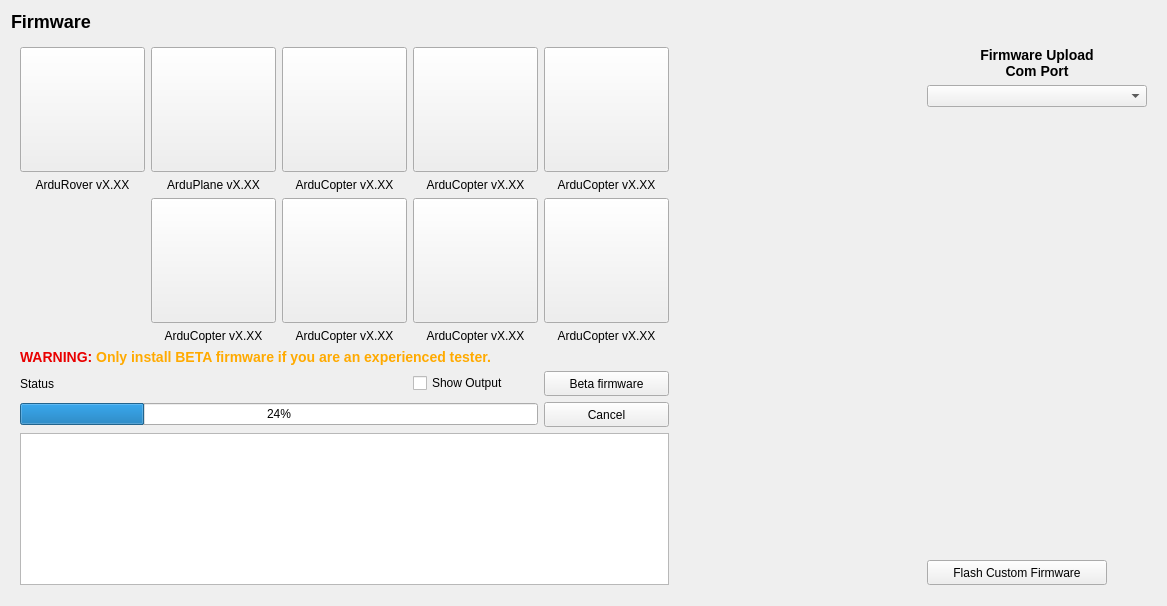
First picture: the form in src/ui/configuration/ApmFirmwareConfig.ui, repository ArduPilot/apm_planner, before the edit.
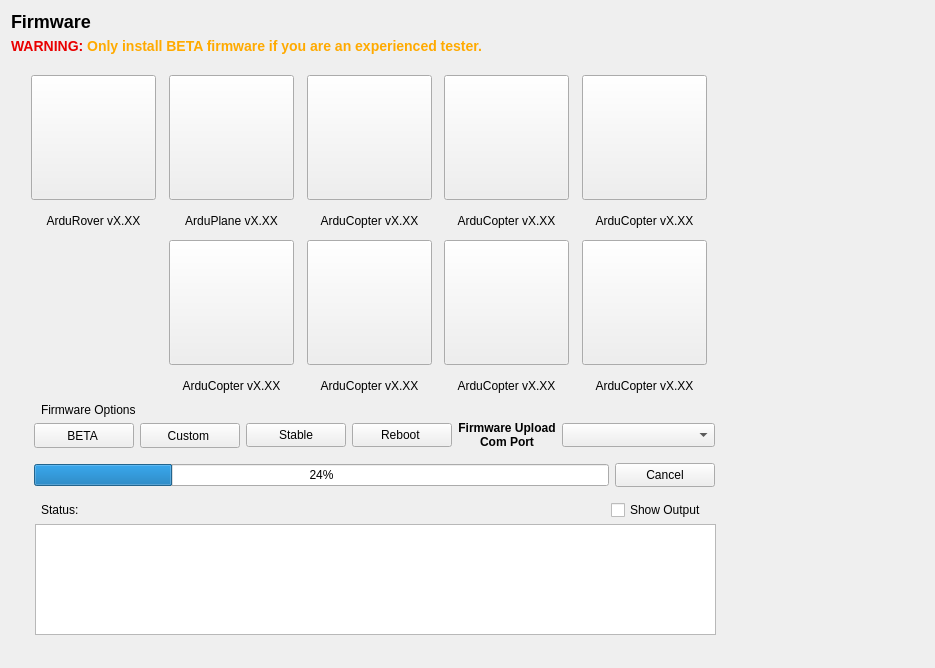
Second picture: the form after the edit. Icons and pictures are not drawn.

Commit message: Updates to the layout of Install Firmware view. Provision for new reboot button. Some improvements to error handling.

```diff
--- a/src/ui/configuration/ApmFirmwareConfig.ui
+++ b/src/ui/configuration/ApmFirmwareConfig.ui
@@ -9,8 +9,8 @@
    <rect>
     <x>0</x>
     <y>0</y>
-    <width>1167</width>
-    <height>606</height>
+    <width>935</width>
+    <height>668</height>
    </rect>
   </property>
   <property name="windowTitle">
@@ -24,253 +24,88 @@
      </property>
     </widget>
    </item>
+   <item>
+    <widget class="QLabel" name="warningLabel">
+     <property name="text">
+      <string>&lt;html&gt;&lt;head/&gt;&lt;body&gt;&lt;p&gt;&lt;span style=&quot; font-size:large; font-weight:600; color:#e90000;&quot;&gt;WARNING:&lt;/span&gt;&lt;span style=&quot; font-size:large; font-weight:600; color:#ffaa00;&quot;&gt; Only install BETA firmware if you are an experienced tester.&lt;/span&gt;&lt;/p&gt;&lt;/body&gt;&lt;/html&gt;</string>
+     </property>
+    </widget>
+   </item>
    <item>
     <widget class="QStackedWidget" name="stackedWidget">
+     <property name="minimumSize">
+      <size>
+       <width>0</width>
+       <height>0</height>
+      </size>
+     </property>
+     <property name="maximumSize">
+      <size>
+       <width>160000</width>
+       <height>160000</height>
+      </size>
+     </property>
      <property name="currentIndex">
       <number>0</number>
      </property>
      <widget class="QWidget" name="page">
-      <layout class="QVBoxLayout" name="verticalLayout_11">
-       <item>
-        <layout class="QHBoxLayout" name="horizontalLayout">
-         <item>
-          <layout class="QGridLayout" name="gridLayout" columnstretch="0,0,0,0,0,0,0">
-           <item row="1" column="2">
-            <layout class="QVBoxLayout" name="verticalLayout_4">
-             <item>
-              <widget class="QPushButton" name="triPushButton">
-               <property name="minimumSize">
-                <size>
-                 <width>125</width>
-                 <height>125</height>
-                </size>
-               </property>
-               <property name="maximumSize">
-                <size>
-                 <width>125</width>
-                 <height>125</height>
-                </size>
-               </property>
-               <property name="text">
-                <string/>
-               </property>
-               <property name="icon">
-                <iconset resource="../../../qgroundcontrol.qrc">
-                 <normaloff>:/files/images/firmware/triy.png</normaloff>:/files/images/firmware/triy.png</iconset>
-               </property>
-               <property name="iconSize">
-                <size>
-                 <width>100</width>
-                 <height>100</height>
-                </size>
-               </property>
-              </widget>
-             </item>
-             <item>
-              <widget class="QLabel" name="triLabel">
-               <property name="text">
-                <string>ArduCopter vX.XX</string>
-               </property>
-               <property name="alignment">
-                <set>Qt::AlignCenter</set>
-               </property>
-              </widget>
-             </item>
-            </layout>
-           </item>
-           <item row="0" column="0">
-            <layout class="QVBoxLayout" name="verticalLayout">
-             <item>
-              <widget class="QPushButton" name="roverPushButton">
-               <property name="minimumSize">
-                <size>
-                 <width>125</width>
-                 <height>125</height>
-                </size>
-               </property>
-               <property name="maximumSize">
-                <size>
-                 <width>125</width>
-                 <height>125</height>
-                </size>
-               </property>
-               <property name="text">
-                <string/>
-               </property>
-               <property name="icon">
-                <iconset resource="../../../qgroundcontrol.qrc">
-                 <normaloff>:/files/images/firmware/rover.png</normaloff>:/files/images/firmware/rover.png</iconset>
-               </property>
-               <property name="iconSize">
-                <size>
-                 <width>100</width>
-                 <height>100</height>
-                </size>
-               </property>
-              </widget>
-             </item>
-             <item>
-              <widget class="QLabel" name="roverLabel">
-               <property name="text">
-                <string>ArduRover vX.XX</string>
-               </property>
-               <property name="alignment">
-                <set>Qt::AlignCenter</set>
-               </property>
-              </widget>
-             </item>
-            </layout>
-           </item>
-           <item row="3" column="4">
-            <widget class="QPushButton" name="betaFirmwareButton">
-             <property name="minimumSize">
-              <size>
-               <width>100</width>
-               <height>25</height>
-              </size>
-             </property>
-             <property name="text">
-              <string>Beta firmware</string>
-             </property>
-             <property name="checkable">
-              <bool>true</bool>
-             </property>
-             <property name="checked">
-              <bool>false</bool>
-             </property>
-            </widget>
-           </item>
-           <item row="2" column="0" colspan="5">
-            <widget class="QLabel" name="warningLabel">
-             <property name="text">
-              <string>&lt;html&gt;&lt;head/&gt;&lt;body&gt;&lt;p&gt;&lt;span style=&quot; font-size:large; font-weight:600; color:#e90000;&quot;&gt;WARNING:&lt;/span&gt;&lt;span style=&quot; font-size:large; font-weight:600; color:#ffaa00;&quot;&gt; Only install BETA firmware if you are an experienced tester.&lt;/span&gt;&lt;/p&gt;&lt;/body&gt;&lt;/html&gt;</string>
-             </property>
-            </widget>
-           </item>
-           <item row="4" column="0" colspan="4">
-            <widget class="QProgressBar" name="progressBar">
-             <property name="value">
-              <number>24</number>
-             </property>
-            </widget>
-           </item>
-           <item row="0" column="2">
-            <layout class="QVBoxLayout" name="verticalLayout_7">
-             <item>
-              <widget class="QPushButton" name="quadPushButton">
-               <property name="minimumSize">
-                <size>
-                 <width>125</width>
-                 <height>125</height>
-                </size>
-               </property>
-               <property name="maximumSize">
-                <size>
-                 <width>125</width>
-                 <height>125</height>
-                </size>
-               </property>
-               <property name="text">
-                <string/>
-               </property>
-               <property name="icon">
-                <iconset resource="../../../qgroundcontrol.qrc">
-                 <normaloff>:/files/images/firmware/quadx.png</normaloff>:/files/images/firmware/quadx.png</iconset>
-               </property>
-               <property name="iconSize">
-                <size>
-                 <width>100</width>
-                 <height>100</height>
-                </size>
-               </property>
-              </widget>
-             </item>
-             <item>
-              <widget class="QLabel" name="quadLabel">
-               <property name="text">
-                <string>ArduCopter vX.XX</string>
-               </property>
-               <property name="alignment">
-                <set>Qt::AlignCenter</set>
-               </property>
-              </widget>
-             </item>
-            </layout>
-           </item>
-           <item row="1" column="3">
-            <layout class="QVBoxLayout" name="verticalLayout_5">
-             <item>
-              <widget class="QPushButton" name="y6PushButton">
-               <property name="minimumSize">
-                <size>
-                 <width>125</width>
-                 <height>125</height>
-                </size>
-               </property>
-               <property name="maximumSize">
-                <size>
-                 <width>125</width>
-                 <height>125</height>
-                </size>
-               </property>
-               <property name="text">
-                <string/>
-               </property>
-               <property name="icon">
-                <iconset resource="../../../qgroundcontrol.qrc">
-                 <normaloff>:/files/images/firmware/hexay.png</normaloff>:/files/images/firmware/hexay.png</iconset>
-               </property>
-               <property name="iconSize">
-                <size>
-                 <width>100</width>
-                 <height>100</height>
-                </size>
-               </property>
-              </widget>
-             </item>
-             <item>
-              <widget class="QLabel" name="y6Label">
-               <property name="text">
-                <string>ArduCopter vX.XX</string>
-               </property>
-               <property name="alignment">
-                <set>Qt::AlignCenter</set>
-               </property>
-              </widget>
-             </item>
-            </layout>
-           </item>
-           <item row="3" column="3">
             <widget class="QCheckBox" name="showOutputCheckBox">
+       <property name="geometry">
+        <rect>
+         <x>600</x>
+         <y>440</y>
+         <width>107</width>
+         <height>20</height>
+        </rect>
+       </property>
              <property name="text">
               <string>Show Output</string>
              </property>
             </widget>
-           </item>
-           <item row="4" column="4">
-            <widget class="QPushButton" name="cancelPushButton">
+      <widget class="QTextBrowser" name="textBrowser">
+       <property name="geometry">
+        <rect>
+         <x>24</x>
+         <y>464</y>
+         <width>681</width>
+         <height>111</height>
+        </rect>
+       </property>
+       <property name="sizePolicy">
+        <sizepolicy hsizetype="MinimumExpanding" vsizetype="MinimumExpanding">
+         <horstretch>0</horstretch>
+         <verstretch>0</verstretch>
+        </sizepolicy>
+       </property>
              <property name="minimumSize">
               <size>
-               <width>100</width>
-               <height>25</height>
-              </size>
-             </property>
-             <property name="text">
-              <string>Cancel</string>
-             </property>
-            </widget>
-           </item>
-           <item row="3" column="0" colspan="3">
+         <width>661</width>
+         <height>31</height>
+        </size>
+       </property>
+      </widget>
             <widget class="QLabel" name="statusLabel">
+       <property name="geometry">
+        <rect>
+         <x>30</x>
+         <y>442</y>
+         <width>561</width>
+         <height>16</height>
+        </rect>
+       </property>
              <property name="text">
-              <string>Status</string>
-             </property>
-            </widget>
-           </item>
-           <item row="0" column="1">
-            <layout class="QVBoxLayout" name="verticalLayout_2">
-             <item>
-              <widget class="QPushButton" name="planePushButton">
+        <string>Status:</string>
+       </property>
+      </widget>
+      <widget class="QPushButton" name="y6PushButton">
+       <property name="geometry">
+        <rect>
+         <x>433</x>
+         <y>180</y>
+         <width>125</width>
+         <height>125</height>
+        </rect>
+       </property>
                <property name="minimumSize">
                 <size>
                  <width>125</width>
@@ -297,9 +132,67 @@
                 </size>
                </property>
               </widget>
-             </item>
-             <item>
+      <widget class="QLabel" name="y6Label">
+       <property name="geometry">
+        <rect>
+         <x>439</x>
+         <y>311</y>
+         <width>113</width>
+         <height>30</height>
+        </rect>
+       </property>
+       <property name="sizePolicy">
+        <sizepolicy hsizetype="Preferred" vsizetype="Maximum">
+         <horstretch>0</horstretch>
+         <verstretch>0</verstretch>
+        </sizepolicy>
+       </property>
+       <property name="minimumSize">
+        <size>
+         <width>113</width>
+         <height>16</height>
+        </size>
+       </property>
+       <property name="maximumSize">
+        <size>
+         <width>16777215</width>
+         <height>16777215</height>
+        </size>
+       </property>
+       <property name="text">
+        <string>ArduCopter vX.XX</string>
+       </property>
+       <property name="alignment">
+        <set>Qt::AlignCenter</set>
+       </property>
+      </widget>
               <widget class="QLabel" name="planeLabel">
+       <property name="geometry">
+        <rect>
+         <x>164</x>
+         <y>146</y>
+         <width>113</width>
+         <height>30</height>
+        </rect>
+       </property>
+       <property name="sizePolicy">
+        <sizepolicy hsizetype="Preferred" vsizetype="Maximum">
+         <horstretch>0</horstretch>
+         <verstretch>0</verstretch>
+        </sizepolicy>
+       </property>
+       <property name="minimumSize">
+        <size>
+         <width>113</width>
+         <height>16</height>
+        </size>
+       </property>
+       <property name="maximumSize">
+        <size>
+         <width>16777215</width>
+         <height>16777215</height>
+        </size>
+       </property>
                <property name="text">
                 <string>ArduPlane vX.XX</string>
                </property>
@@ -307,16 +200,15 @@
                 <set>Qt::AlignCenter</set>
                </property>
               </widget>
-             </item>
-            </layout>
-           </item>
-           <item row="0" column="6">
-            <layout class="QVBoxLayout" name="verticalLayout_10"/>
-           </item>
-           <item row="0" column="3">
-            <layout class="QVBoxLayout" name="verticalLayout_8">
-             <item>
-              <widget class="QPushButton" name="hexaPushButton">
+      <widget class="QPushButton" name="planePushButton">
+       <property name="geometry">
+        <rect>
+         <x>158</x>
+         <y>15</y>
+         <width>125</width>
+         <height>125</height>
+        </rect>
+       </property>
                <property name="minimumSize">
                 <size>
                  <width>125</width>
@@ -343,23 +235,187 @@
                 </size>
                </property>
               </widget>
-             </item>
-             <item>
-              <widget class="QLabel" name="hexaLabel">
+      <widget class="QPushButton" name="octaPushButton">
+       <property name="geometry">
+        <rect>
+         <x>571</x>
+         <y>180</y>
+         <width>125</width>
+         <height>125</height>
+        </rect>
+       </property>
+       <property name="minimumSize">
+        <size>
+         <width>125</width>
+         <height>125</height>
+        </size>
+       </property>
+       <property name="maximumSize">
+        <size>
+         <width>125</width>
+         <height>125</height>
+        </size>
+       </property>
                <property name="text">
+        <string/>
+       </property>
+       <property name="icon">
+        <iconset resource="../../../qgroundcontrol.qrc">
+         <normaloff>:/files/images/firmware/octax.png</normaloff>:/files/images/firmware/octax.png</iconset>
+       </property>
+       <property name="iconSize">
+        <size>
+         <width>100</width>
+         <height>100</height>
+        </size>
+       </property>
+      </widget>
+      <widget class="QLabel" name="octaLabel">
+       <property name="geometry">
+        <rect>
+         <x>577</x>
+         <y>311</y>
+         <width>113</width>
+         <height>30</height>
+        </rect>
+       </property>
+       <property name="sizePolicy">
+        <sizepolicy hsizetype="Preferred" vsizetype="Maximum">
+         <horstretch>0</horstretch>
+         <verstretch>0</verstretch>
+        </sizepolicy>
+       </property>
+       <property name="minimumSize">
+        <size>
+         <width>113</width>
+         <height>16</height>
+        </size>
+       </property>
+       <property name="maximumSize">
+        <size>
+         <width>16777215</width>
+         <height>16777215</height>
+        </size>
+       </property>
+       <property name="text">
                 <string>ArduCopter vX.XX</string>
                </property>
                <property name="alignment">
                 <set>Qt::AlignCenter</set>
                </property>
               </widget>
-             </item>
-            </layout>
-           </item>
-           <item row="0" column="4">
-            <layout class="QVBoxLayout" name="verticalLayout_9">
-             <item>
+      <widget class="QLabel" name="quadLabel">
+       <property name="geometry">
+        <rect>
+         <x>302</x>
+         <y>146</y>
+         <width>113</width>
+         <height>30</height>
+        </rect>
+       </property>
+       <property name="sizePolicy">
+        <sizepolicy hsizetype="Preferred" vsizetype="Maximum">
+         <horstretch>0</horstretch>
+         <verstretch>0</verstretch>
+        </sizepolicy>
+       </property>
+       <property name="minimumSize">
+        <size>
+         <width>113</width>
+         <height>16</height>
+        </size>
+       </property>
+       <property name="maximumSize">
+        <size>
+         <width>16777215</width>
+         <height>16777215</height>
+        </size>
+       </property>
+       <property name="text">
+        <string>ArduCopter vX.XX</string>
+       </property>
+       <property name="alignment">
+        <set>Qt::AlignCenter</set>
+       </property>
+      </widget>
+      <widget class="QPushButton" name="quadPushButton">
+       <property name="geometry">
+        <rect>
+         <x>296</x>
+         <y>15</y>
+         <width>125</width>
+         <height>125</height>
+        </rect>
+       </property>
+       <property name="minimumSize">
+        <size>
+         <width>125</width>
+         <height>125</height>
+        </size>
+       </property>
+       <property name="maximumSize">
+        <size>
+         <width>125</width>
+         <height>125</height>
+        </size>
+       </property>
+       <property name="text">
+        <string/>
+       </property>
+       <property name="icon">
+        <iconset resource="../../../qgroundcontrol.qrc">
+         <normaloff>:/files/images/firmware/quadx.png</normaloff>:/files/images/firmware/quadx.png</iconset>
+       </property>
+       <property name="iconSize">
+        <size>
+         <width>100</width>
+         <height>100</height>
+        </size>
+       </property>
+      </widget>
+      <widget class="QLabel" name="octaQuadLabel">
+       <property name="geometry">
+        <rect>
+         <x>577</x>
+         <y>146</y>
+         <width>113</width>
+         <height>30</height>
+        </rect>
+       </property>
+       <property name="sizePolicy">
+        <sizepolicy hsizetype="Preferred" vsizetype="Maximum">
+         <horstretch>0</horstretch>
+         <verstretch>0</verstretch>
+        </sizepolicy>
+       </property>
+       <property name="minimumSize">
+        <size>
+         <width>113</width>
+         <height>16</height>
+        </size>
+       </property>
+       <property name="maximumSize">
+        <size>
+         <width>16777215</width>
+         <height>16777215</height>
+        </size>
+       </property>
+       <property name="text">
+        <string>ArduCopter vX.XX</string>
+       </property>
+       <property name="alignment">
+        <set>Qt::AlignCenter</set>
+       </property>
+      </widget>
               <widget class="QPushButton" name="octaQuadPushButton">
+       <property name="geometry">
+        <rect>
+         <x>571</x>
+         <y>15</y>
+         <width>125</width>
+         <height>125</height>
+        </rect>
+       </property>
                <property name="minimumSize">
                 <size>
                  <width>125</width>
@@ -386,9 +442,33 @@
                 </size>
                </property>
               </widget>
-             </item>
-             <item>
-              <widget class="QLabel" name="octaQuadLabel">
+      <widget class="QLabel" name="triLabel">
+       <property name="geometry">
+        <rect>
+         <x>302</x>
+         <y>311</y>
+         <width>113</width>
+         <height>30</height>
+        </rect>
+       </property>
+       <property name="sizePolicy">
+        <sizepolicy hsizetype="Preferred" vsizetype="Maximum">
+         <horstretch>0</horstretch>
+         <verstretch>0</verstretch>
+        </sizepolicy>
+       </property>
+       <property name="minimumSize">
+        <size>
+         <width>113</width>
+         <height>16</height>
+        </size>
+       </property>
+       <property name="maximumSize">
+        <size>
+         <width>16777215</width>
+         <height>16777215</height>
+        </size>
+       </property>
                <property name="text">
                 <string>ArduCopter vX.XX</string>
                </property>
@@ -396,13 +476,147 @@
                 <set>Qt::AlignCenter</set>
                </property>
               </widget>
-             </item>
-            </layout>
-           </item>
-           <item row="1" column="1">
-            <layout class="QVBoxLayout" name="verticalLayout_3">
-             <item>
+      <widget class="QPushButton" name="triPushButton">
+       <property name="geometry">
+        <rect>
+         <x>296</x>
+         <y>180</y>
+         <width>125</width>
+         <height>125</height>
+        </rect>
+       </property>
+       <property name="minimumSize">
+        <size>
+         <width>125</width>
+         <height>125</height>
+        </size>
+       </property>
+       <property name="maximumSize">
+        <size>
+         <width>125</width>
+         <height>125</height>
+        </size>
+       </property>
+       <property name="text">
+        <string/>
+       </property>
+       <property name="icon">
+        <iconset resource="../../../qgroundcontrol.qrc">
+         <normaloff>:/files/images/firmware/triy.png</normaloff>:/files/images/firmware/triy.png</iconset>
+       </property>
+       <property name="iconSize">
+        <size>
+         <width>100</width>
+         <height>100</height>
+        </size>
+       </property>
+      </widget>
+      <widget class="QLabel" name="hexaLabel">
+       <property name="geometry">
+        <rect>
+         <x>439</x>
+         <y>146</y>
+         <width>113</width>
+         <height>30</height>
+        </rect>
+       </property>
+       <property name="sizePolicy">
+        <sizepolicy hsizetype="Preferred" vsizetype="Maximum">
+         <horstretch>0</horstretch>
+         <verstretch>0</verstretch>
+        </sizepolicy>
+       </property>
+       <property name="minimumSize">
+        <size>
+         <width>113</width>
+         <height>16</height>
+        </size>
+       </property>
+       <property name="maximumSize">
+        <size>
+         <width>16777215</width>
+         <height>16777215</height>
+        </size>
+       </property>
+       <property name="text">
+        <string>ArduCopter vX.XX</string>
+       </property>
+       <property name="alignment">
+        <set>Qt::AlignCenter</set>
+       </property>
+      </widget>
+      <widget class="QPushButton" name="hexaPushButton">
+       <property name="geometry">
+        <rect>
+         <x>433</x>
+         <y>15</y>
+         <width>125</width>
+         <height>125</height>
+        </rect>
+       </property>
+       <property name="minimumSize">
+        <size>
+         <width>125</width>
+         <height>125</height>
+        </size>
+       </property>
+       <property name="maximumSize">
+        <size>
+         <width>125</width>
+         <height>125</height>
+        </size>
+       </property>
+       <property name="text">
+        <string/>
+       </property>
+       <property name="icon">
+        <iconset resource="../../../qgroundcontrol.qrc">
+         <normaloff>:/files/images/firmware/hexax.png</normaloff>:/files/images/firmware/hexax.png</iconset>
+       </property>
+       <property name="iconSize">
+        <size>
+         <width>100</width>
+         <height>100</height>
+        </size>
+       </property>
+      </widget>
+      <widget class="QLabel" name="copterLabel">
+       <property name="geometry">
+        <rect>
+         <x>164</x>
+         <y>311</y>
+         <width>113</width>
+         <height>30</height>
+        </rect>
+       </property>
+       <property name="sizePolicy">
+        <sizepolicy hsizetype="Preferred" vsizetype="Maximum">
+         <horstretch>0</horstretch>
+         <verstretch>0</verstretch>
+        </sizepolicy>
+       </property>
+       <property name="maximumSize">
+        <size>
+         <width>16777215</width>
+         <height>16777215</height>
+        </size>
+       </property>
+       <property name="text">
+        <string>ArduCopter vX.XX</string>
+       </property>
+       <property name="alignment">
+        <set>Qt::AlignCenter</set>
+       </property>
+      </widget>
               <widget class="QPushButton" name="copterPushButton">
+       <property name="geometry">
+        <rect>
+         <x>158</x>
+         <y>180</y>
+         <width>125</width>
+         <height>125</height>
+        </rect>
+       </property>
                <property name="minimumSize">
                 <size>
                  <width>125</width>
@@ -429,26 +643,49 @@
                 </size>
                </property>
               </widget>
-             </item>
-             <item>
-              <widget class="QLabel" name="copterLabel">
+      <widget class="QLabel" name="roverLabel">
+       <property name="geometry">
+        <rect>
+         <x>26</x>
+         <y>146</y>
+         <width>113</width>
+         <height>30</height>
+        </rect>
+       </property>
+       <property name="sizePolicy">
+        <sizepolicy hsizetype="Preferred" vsizetype="Maximum">
+         <horstretch>0</horstretch>
+         <verstretch>0</verstretch>
+        </sizepolicy>
+       </property>
+       <property name="minimumSize">
+        <size>
+         <width>113</width>
+         <height>16</height>
+        </size>
+       </property>
+       <property name="maximumSize">
+        <size>
+         <width>16777215</width>
+         <height>16777215</height>
+        </size>
+       </property>
                <property name="text">
-                <string>ArduCopter vX.XX</string>
+        <string>ArduRover vX.XX</string>
                </property>
                <property name="alignment">
                 <set>Qt::AlignCenter</set>
                </property>
               </widget>
-             </item>
-            </layout>
-           </item>
-           <item row="5" column="0" colspan="5">
-            <widget class="QTextBrowser" name="textBrowser"/>
-           </item>
-           <item row="1" column="4">
-            <layout class="QVBoxLayout" name="verticalLayout_6">
-             <item>
-              <widget class="QPushButton" name="octaPushButton">
+      <widget class="QPushButton" name="roverPushButton">
+       <property name="geometry">
+        <rect>
+         <x>20</x>
+         <y>15</y>
+         <width>125</width>
+         <height>125</height>
+        </rect>
+       </property>
                <property name="minimumSize">
                 <size>
                  <width>125</width>
@@ -475,40 +712,117 @@
                 </size>
                </property>
               </widget>
-             </item>
+      <widget class="QLabel" name="comPortNameLabel">
+       <property name="geometry">
+        <rect>
+         <x>800</x>
+         <y>360</y>
+         <width>91</width>
+         <height>41</height>
+        </rect>
+       </property>
+       <property name="text">
+        <string/>
+       </property>
+      </widget>
+      <widget class="QWidget" name="layoutWidget">
+       <property name="geometry">
+        <rect>
+         <x>23</x>
+         <y>353</y>
+         <width>681</width>
+         <height>84</height>
+        </rect>
+       </property>
+       <layout class="QVBoxLayout" name="verticalLayout">
              <item>
-              <widget class="QLabel" name="octaLabel">
+         <layout class="QHBoxLayout" name="horizontalLayout">
+          <item>
+           <widget class="QPushButton" name="betaFirmwareButton">
+            <property name="minimumSize">
+             <size>
+              <width>100</width>
+              <height>25</height>
+             </size>
+            </property>
+            <property name="maximumSize">
+             <size>
+              <width>16777215</width>
+              <height>24</height>
+             </size>
+            </property>
                <property name="text">
-                <string>ArduCopter vX.XX</string>
-               </property>
-               <property name="alignment">
-                <set>Qt::AlignCenter</set>
-               </property>
-              </widget>
-             </item>
-            </layout>
-           </item>
-          </layout>
-         </item>
+             <string>BETA </string>
+            </property>
+            <property name="checkable">
+             <bool>false</bool>
+            </property>
+            <property name="checked">
+             <bool>false</bool>
+            </property>
+           </widget>
+          </item>
+          <item>
+           <widget class="QPushButton" name="flashCustomFWButton">
+            <property name="minimumSize">
+             <size>
+              <width>100</width>
+              <height>25</height>
+             </size>
+            </property>
+            <property name="maximumSize">
+             <size>
+              <width>180</width>
+              <height>24</height>
+             </size>
+            </property>
+            <property name="text">
+             <string>Custom </string>
+            </property>
+           </widget>
+          </item>
          <item>
-          <spacer name="horizontalSpacer">
-           <property name="orientation">
-            <enum>Qt::Horizontal</enum>
-           </property>
-           <property name="sizeHint" stdset="0">
+           <widget class="QPushButton" name="stableFirmwareButton">
+            <property name="minimumSize">
+             <size>
+              <width>100</width>
+              <height>0</height>
+             </size>
+            </property>
+            <property name="maximumSize">
             <size>
-             <width>40</width>
-             <height>20</height>
-            </size>
-           </property>
-          </spacer>
+              <width>16777215</width>
+              <height>24</height>
+             </size>
+            </property>
+            <property name="text">
+             <string>Stable</string>
+            </property>
+           </widget>
          </item>
          <item>
-          <layout class="QVBoxLayout" name="verticalLayout_13">
+           <widget class="QPushButton" name="rebootButton">
+            <property name="minimumSize">
+             <size>
+              <width>100</width>
+              <height>0</height>
+             </size>
+            </property>
+            <property name="maximumSize">
+             <size>
+              <width>16777215</width>
+              <height>24</height>
+             </size>
+            </property>
+            <property name="text">
+             <string>Reboot </string>
+            </property>
+           </widget>
+          </item>
            <item>
             <widget class="QLabel" name="label_2">
              <property name="text">
-              <string>&lt;h3&gt;Firmware Upload&lt;br&gt;Com Port&lt;/h3&gt;</string>
+             <string>&lt;h4&gt;Firmware Upload&lt;br&gt;Com Port&lt;/h4&gt;</string>
              </property>
              <property name="alignment">
               <set>Qt::AlignCenter</set>
@@ -535,55 +849,82 @@
              <property name="maximumSize">
               <size>
                <width>220</width>
-               <height>32</height>
+              <height>24</height>
               </size>
              </property>
             </widget>
            </item>
+         </layout>
+        </item>
            <item>
-            <widget class="QLabel" name="comPortNameLabel">
-             <property name="text">
-              <string/>
+         <layout class="QHBoxLayout" name="horizontalLayout_2">
+          <item>
+           <widget class="QProgressBar" name="progressBar">
+            <property name="value">
+             <number>24</number>
              </property>
             </widget>
            </item>
            <item>
-            <spacer name="verticalSpacer">
-             <property name="orientation">
-              <enum>Qt::Vertical</enum>
-             </property>
-             <property name="sizeHint" stdset="0">
-              <size>
-               <width>20</width>
-               <height>40</height>
-              </size>
-             </property>
-            </spacer>
-           </item>
-           <item>
-            <widget class="QPushButton" name="flashCustomFWButton">
+           <widget class="QPushButton" name="cancelPushButton">
              <property name="minimumSize">
               <size>
-               <width>0</width>
-               <height>25</height>
+              <width>100</width>
+              <height>24</height>
               </size>
              </property>
              <property name="maximumSize">
               <size>
-               <width>180</width>
-               <height>16777215</height>
+              <width>16777215</width>
+              <height>24</height>
               </size>
              </property>
              <property name="text">
-              <string>Flash Custom Firmware</string>
+             <string>Cancel</string>
              </property>
             </widget>
            </item>
           </layout>
          </item>
         </layout>
-       </item>
-      </layout>
+      </widget>
+      <widget class="QLabel" name="label_4">
+       <property name="geometry">
+        <rect>
+         <x>30</x>
+         <y>340</y>
+         <width>121</width>
+         <height>20</height>
+        </rect>
+       </property>
+       <property name="text">
+        <string>Firmware Options</string>
+       </property>
+      </widget>
+      <zorder>y6PushButton</zorder>
+      <zorder>y6Label</zorder>
+      <zorder>planeLabel</zorder>
+      <zorder>planePushButton</zorder>
+      <zorder>octaPushButton</zorder>
+      <zorder>octaLabel</zorder>
+      <zorder>quadLabel</zorder>
+      <zorder>quadPushButton</zorder>
+      <zorder>octaQuadLabel</zorder>
+      <zorder>octaQuadPushButton</zorder>
+      <zorder>triLabel</zorder>
+      <zorder>triPushButton</zorder>
+      <zorder>hexaLabel</zorder>
+      <zorder>hexaPushButton</zorder>
+      <zorder>copterLabel</zorder>
+      <zorder>copterPushButton</zorder>
+      <zorder>roverLabel</zorder>
+      <zorder>roverPushButton</zorder>
+      <zorder>layoutWidget</zorder>
+      <zorder>textBrowser</zorder>
+      <zorder>showOutputCheckBox</zorder>
+      <zorder>comPortNameLabel</zorder>
+      <zorder>statusLabel</zorder>
+      <zorder>label_4</zorder>
      </widget>
      <widget class="QWidget" name="page_2">
       <layout class="QVBoxLayout" name="verticalLayout_12">
@@ -601,19 +942,6 @@
      </widget>
     </widget>
    </item>
-   <item>
-    <spacer name="verticalSpacer_2">
-     <property name="orientation">
-      <enum>Qt::Vertical</enum>
-     </property>
-     <property name="sizeHint" stdset="0">
-      <size>
-       <width>20</width>
-       <height>40</height>
-      </size>
-     </property>
-    </spacer>
-   </item>
   </layout>
  </widget>
  <resources>
```
Left out of the diff: 6 changed lines with no effect on the pictures. Lines whose indentation alone changed are shown as unchanged. The commit also changes 2 other files.
